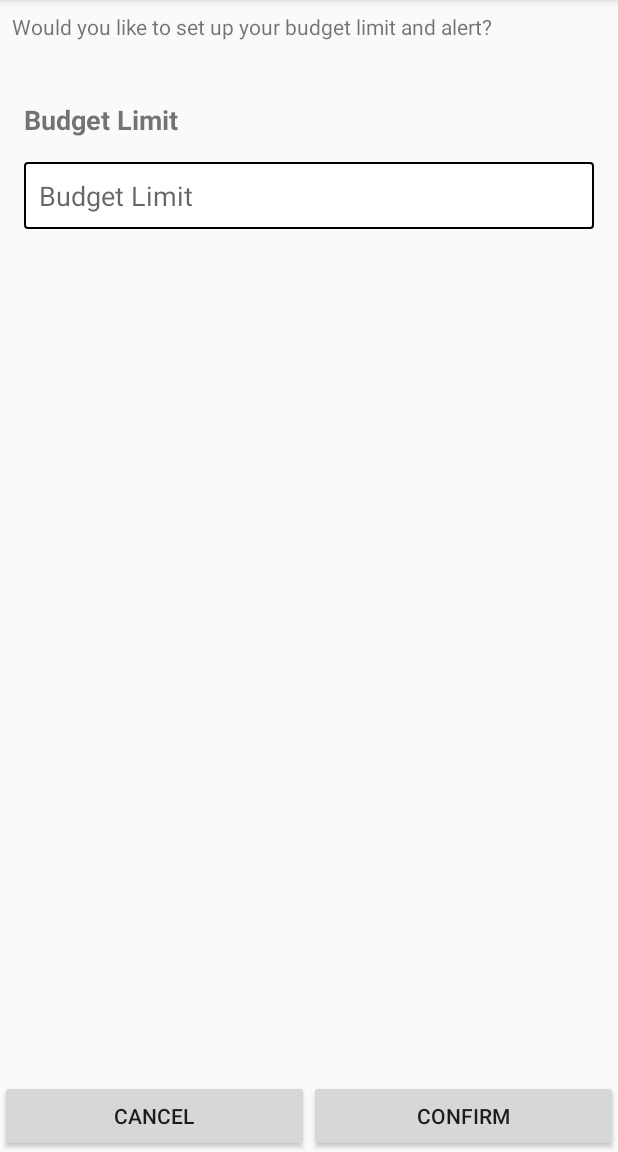
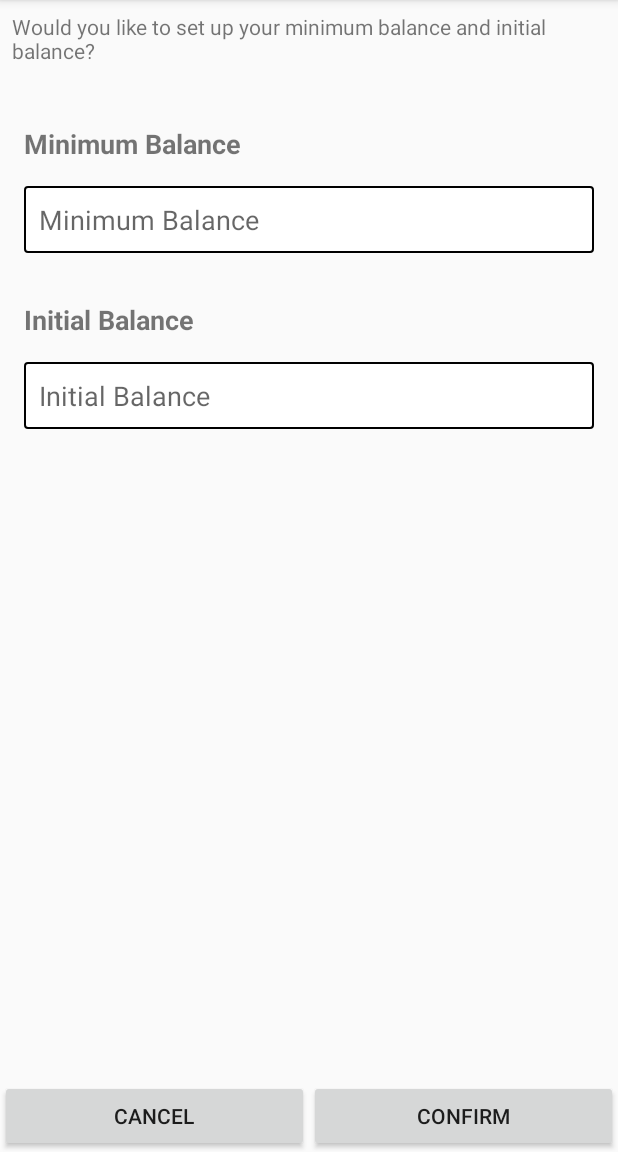
Before and after one commit to csc668-868-hakunamatata/android-finance-app, an Android app: the InitSetupActivity screen opened directly, with no data from a screen before it, on a phone screen of 412 x 824 dp, the part 84-1236 px from its top. Run offline under Robolectric (Android 15) with nearby library versions, the phone set to English and light mode, and no system bars; our stand-ins replace Firebase (no records; nobody signed in at launch, a user with empty details on screens opened directly).

Commit message:
Initial Setup Updates
Added initial balance input. Changed budget limit name to budget Minimum. Fixed alertOn function.

```diff
--- a/app/src/main/res/layout/activity_init_setup.xml
+++ b/app/src/main/res/layout/activity_init_setup.xml
@@ -37,6 +37,31 @@
         android:textSize="18sp"
         android:padding="10dp"
         android:autofillHints="" />
+    <TextView
+        android:layout_width="match_parent"
+        android:layout_height="wrap_content"
+        android:layout_marginStart="16dp"
+        android:layout_marginLeft="16dp"
+        android:layout_marginTop="32dp"
+        android:textAlignment="textStart"
+        android:text="@string/initBalance"
+        android:textSize="18sp"
+        android:textStyle="bold" />
+    <EditText
+        android:id="@+id/ET_balance"
+        android:layout_width="match_parent"
+        android:layout_height="wrap_content"
+        android:layout_marginStart="16dp"
+        android:layout_marginLeft="16dp"
+        android:layout_marginTop="16dp"
+        android:layout_marginEnd="16dp"
+        android:layout_marginRight="16dp"
+        android:hint="@string/initBalance"
+        android:background="@drawable/text_border"
+        android:inputType="numberDecimal"
+        android:textSize="18sp"
+        android:padding="10dp"
+        android:autofillHints="" />
     <LinearLayout
         android:id="@+id/ll_buttons"
         android:layout_width="match_parent"
--- a/app/src/main/res/values/strings.xml
+++ b/app/src/main/res/values/strings.xml
@@ -42,9 +42,9 @@
     <string name="profile">Profile</string>
     <string name="history">History</string>
     <string name="home">Home</string>
-    <string name="initPrompt">Would you like to set up your budget limit and alert?</string>
-    <string name="budgetLimit">Budget Limit</string>
-    <string name="budgetAlert">Budget Alert (% of limit reached)</string>
+    <string name="initPrompt">Would you like to set up your minimum balance and initial balance?</string>
+    <string name="budgetLimit">Minimum Balance</string>
+    <string name="initBalance">Initial Balance</string>
     <string name="forgotPassword">Forgot Password?</string>
     <string name="resetPass">RESET PASSWORD</string>
 
```
Also changed, not shown: app/src/main/java/com/example/financeapp/activities/HomePageActivity.java (+21 -3 lines), app/src/main/java/com/example/financeapp/activities/InitSetupActivity.java (+46 -4 lines).
